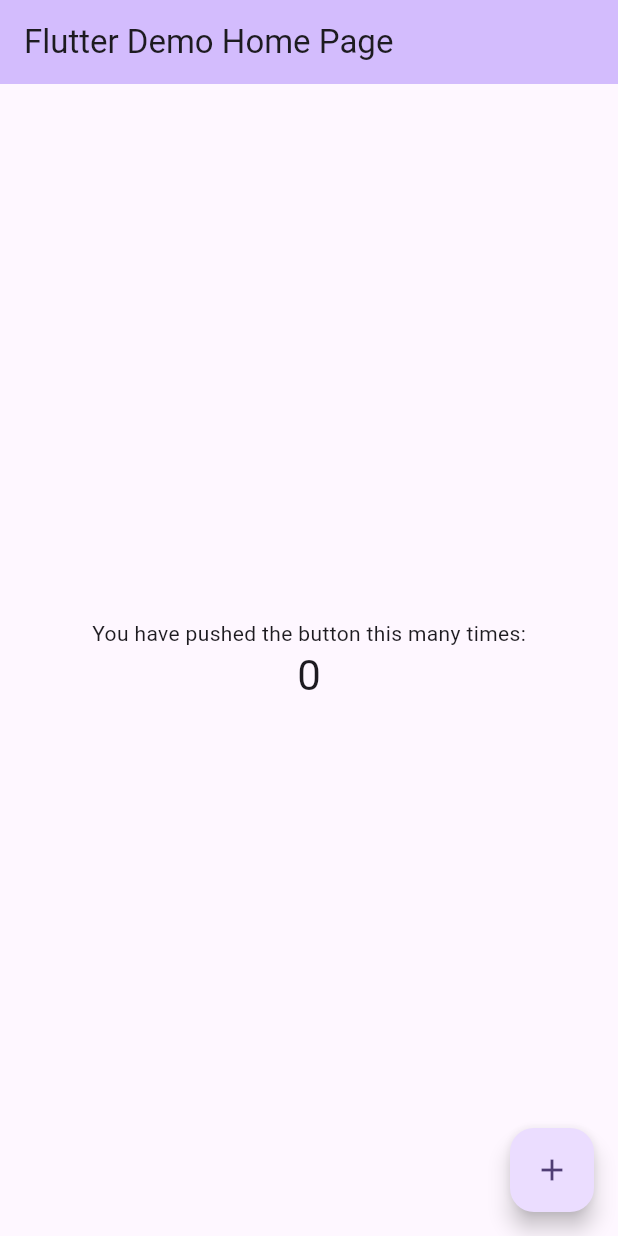
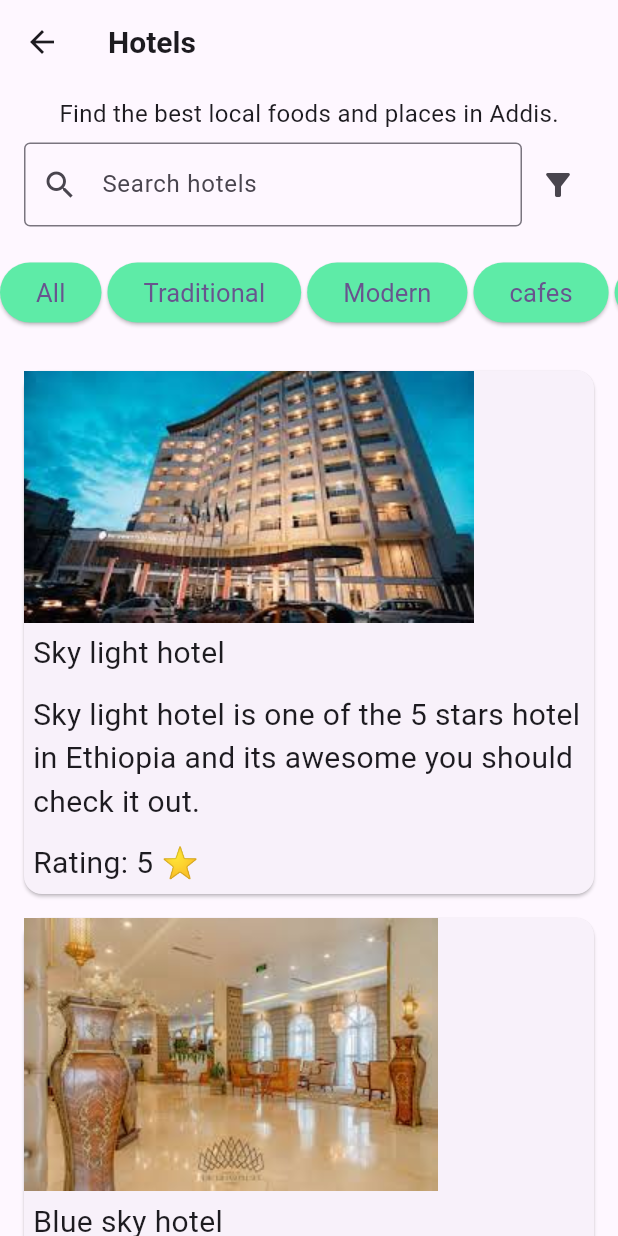
Before and after one commit to Visit-Addis/Visit_Addis_frontend_app, a Flutter app: the screen it shows after launch, on a phone screen of 412 x 824 dp. Run offline on Flutter 3.47's test engine with Material 3 defaults, Android fonts, the light colour scheme and no system bars.

Commit message:
hotels page done

```diff
--- /dev/null
+++ b/visit_addis_frontend_app/lib/features/hotels/presentation/pages/hotel_list.dart
@@ -0,0 +1,265 @@
+import 'package:flutter/material.dart';
+import 'package:visit_addis_frontend_app/features/hotels/presentation/pages/hotel_detail.dart';
+
+class HotelList extends StatefulWidget {
+  const HotelList({super.key});
+
+  @override
+  State<HotelList> createState() => _HotelListState();
+}
+
+class _HotelListState extends State<HotelList> {
+  final ScrollController controller = ScrollController();
+
+  List<dynamic> hotels = [
+    {
+      "image": 'images/hotel1.jpg',
+      "name": "Sky light hotel",
+      "description":
+          "Sky light hotel is one of the 5 stars hotel in Ethiopia and its awesome you should check it out.",
+      "rating": 5,
+    },
+    {
+      "image": 'images/hotel2.jpg',
+      "name": "Blue sky hotel",
+      "description":
+          "Blue sky hotel is one of the 5 stars hotel in Ethiopia and its awesome you should check it out.",
+      "rating": 4,
+    },
+
+    {
+      "image": 'images/hotel3.jpg',
+      "name": "Blue sky hotel",
+      "description":
+          "Blue sky hotel is one of the 5 stars hotel in Ethiopia and its awesome you should check it out.",
+      "rating": 5,
+    },
+
+    {
+      "image": 'images/hotel4.jpg',
+      "name": "Blue sky hotel",
+      "description":
+          "Blue sky hotel is one of the 5 stars hotel in Ethiopia and its awesome you should check it out.",
+      "rating": 4,
+    },
+
+    {
+      "image": 'images/hotel5.jpg',
+      "name": "Blue sky hotel",
+      "description":
+          "Blue sky hotel is one of the 5 stars hotel in Ethiopia and its awesome you should check it out.",
+      "rating": 3,
+    },
+  ];
+
+  @override
+  Widget build(BuildContext context) {
+    return Scaffold(
+      appBar: AppBar(
+        title: Text(
+          "Hotels",
+          style: TextStyle(fontSize: 20, fontWeight: FontWeight.bold),
+        ),
+      ),
+      body: SingleChildScrollView(
+        controller: controller,
+        child: Container(
+          child: Column(
+            children: [
+              Padding(
+                padding: const EdgeInsets.all(8.0),
+                child: Text(
+                  "Find the best local foods and places in Addis.",
+                  style: TextStyle(fontSize: 16),
+                ),
+              ),
+              Padding(
+                padding: const EdgeInsets.symmetric(horizontal: 16.0),
+                child: Row(
+                  children: [
+                    Expanded(
+                      child: TextFormField(
+                        decoration: InputDecoration(
+                          labelText: "Search hotels",
+                          border: OutlineInputBorder(),
+                          prefixIcon: Icon(Icons.search),
+                        ),
+                      ),
+                    ),
+                    Container(
+                      decoration: BoxDecoration(
+                        borderRadius: BorderRadius.circular(8),
+                      ),
+                      child: IconButton(
+                        icon: Icon(Icons.filter_alt),
+                        onPressed: () {
+                          print('Filter button pressed');
+                        },
+                      ),
+                    ),
+                  ],
+                ),
+              ),
+              const SizedBox(height: 20),
+              SingleChildScrollView(
+                scrollDirection: Axis.horizontal,
+                child: Row(
+                  mainAxisAlignment: MainAxisAlignment.spaceAround,
+                  spacing: 4,
+                  children: [
+                    ElevatedButton(
+                      style: ButtonStyle(
+                        backgroundColor: MaterialStateProperty.all(
+                          const Color.fromARGB(255, 94, 235, 167),
+                        ),
+                      ),
+                      onPressed: () {
+                        Navigator.push(
+                          context,
+                          MaterialPageRoute(
+                            builder: (context) => HotelDetail(),
+                          ),
+                        );
+                      },
+                      child: Text(
+                        'All',
+                        style: TextStyle(
+                          fontSize: 17,
+                          fontWeight: FontWeight.normal,
+                        ),
+                      ),
+                    ),
+
+                    ElevatedButton(
+                      style: ButtonStyle(
+                        backgroundColor: MaterialStateProperty.all(
+                          const Color.fromARGB(255, 94, 235, 167),
+                        ),
+                      ),
+                      onPressed: () {},
+                      child: Text(
+                        'Traditional',
+                        style: TextStyle(
+                          fontSize: 17,
+                          fontWeight: FontWeight.normal,
+                        ),
+                      ),
+                    ),
+
+                    ElevatedButton(
+                      style: ButtonStyle(
+                        backgroundColor: MaterialStateProperty.all(
+                          const Color.fromARGB(255, 94, 235, 167),
+                        ),
+                      ),
+                      onPressed: () {},
+                      child: Text(
+                        'Modern',
+                        style: TextStyle(
+                          fontSize: 17,
+                          fontWeight: FontWeight.normal,
+                        ),
+                      ),
+                    ),
+
+                    ElevatedButton(
+                      style: ButtonStyle(
+                        backgroundColor: MaterialStateProperty.all(
+                          const Color.fromARGB(255, 94, 235, 167),
+                        ),
+                      ),
+                      onPressed: () {},
+                      child: Text(
+                        'cafes',
+                        style: TextStyle(
+                          fontSize: 17,
+                          fontWeight: FontWeight.normal,
+                        ),
+                      ),
+                    ),
+
+                    ElevatedButton(
+                      style: ButtonStyle(
+                        backgroundColor: MaterialStateProperty.all(
+                          const Color.fromARGB(255, 94, 235, 167),
+                        ),
+                        padding: MaterialStateProperty.all(
+                          EdgeInsets.symmetric(horizontal: 8.0, vertical: 4.0),
+                        ), // Adjust padding
+                        minimumSize: MaterialStateProperty.all(
+                          Size(80, 30),
+                        ), // Set minimum width and height
+                      ),
+                      onPressed: () {},
+                      child: Text(
+                        'International',
+                        style: TextStyle(
+                          fontSize: 17,
+                          fontWeight: FontWeight.normal,
+                        ),
+                      ),
+                    ),
+                  ],
+                ),
+              ),
+              const SizedBox(height: 20),
+              ListView.builder(
+                shrinkWrap: true,
+                physics: NeverScrollableScrollPhysics(),
+                itemCount: hotels.length,
+                itemBuilder: (context, index) {
+                  final hotel = hotels[index];
+                  return Card(
+                    margin: EdgeInsets.symmetric(
+                      vertical: 8.0,
+                      horizontal: 16.0,
+                    ),
+                    child: Column(
+                      crossAxisAlignment: CrossAxisAlignment.start,
+                      children: [
+                        Image.asset(hotel['image']),
+                        Padding(
+                          padding: const EdgeInsets.all(6),
+                          child: Text(
+                            hotel['name'],
+                            style: TextStyle(
+                              fontSize: 20,
+                              fontWeight: FontWeight.normal,
+                            ),
+                          ),
+                        ),
+
+                        Padding(
+                          padding: const EdgeInsets.all(6),
+                          child: Text(
+                            hotel["description"],
+                            style: TextStyle(
+                              fontSize: 20,
+                              fontWeight: FontWeight.normal,
+                            ),
+                          ),
+                        ),
+
+                        Padding(
+                          padding: const EdgeInsets.all(6),
+                          child: Text(
+                            "Rating: ${hotel["rating"]} ⭐",
+                            style: TextStyle(
+                              fontSize: 20,
+                              fontWeight: FontWeight.normal,
+                            ),
+                          ),
+                        ),
+                      ],
+                    ),
+                  );
+                },
+              ),
+
+            ],
+          ),
+        ),
+      ),
+    );
+  }
+}
--- a/visit_addis_frontend_app/lib/main.dart
+++ b/visit_addis_frontend_app/lib/main.dart
@@ -1,4 +1,6 @@
 import 'package:flutter/material.dart';
+import 'package:visit_addis_frontend_app/features/hotels/presentation/pages/hotel_detail.dart';
+import 'package:visit_addis_frontend_app/features/hotels/presentation/pages/hotel_list.dart';
 
 void main() {
   runApp(const MyApp());
@@ -7,116 +9,27 @@ void main() {
 class MyApp extends StatelessWidget {
   const MyApp({super.key});
 
-  // This widget is the root of your application.
   @override
   Widget build(BuildContext context) {
     return MaterialApp(
-      title: 'Flutter Demo',
+      title: 'Visit Addis',
       theme: ThemeData(
-        // This is the theme of your application.
-        //
-        // TRY THIS: Try running your application with "flutter run". You'll see
-        // the application has a purple toolbar. Then, without quitting the app,
-        // try changing the seedColor in the colorScheme below to Colors.green
-        // and then invoke "hot reload" (save your changes or press the "hot
-        // reload" button in a Flutter-supported IDE, or press "r" if you used
-        // the command line to start the app).
-        //
-        // Notice that the counter didn't reset back to zero; the application
-        // state is not lost during the reload. To reset the state, use hot
-        // restart instead.
-        //
-        // This works for code too, not just values: Most code changes can be
-        // tested with just a hot reload.
         colorScheme: ColorScheme.fromSeed(seedColor: Colors.deepPurple),
+        useMaterial3: true,
       ),
-      home: const MyHomePage(title: 'Flutter Demo Home Page'),
+      initialRoute: '/hotels',
+      routes: {
+        '/hotels': (context) => const HotelList(),
+        '/hotels/detail': (context) => const HotelDetail(),
+      },
+      debugShowCheckedModeBanner: false,
+      onGenerateRoute: (settings) {
+        return MaterialPageRoute(
+          builder:
+              (context) =>
+                  const Scaffold(body: Center(child: Text('Page not found!'))),
+        );
+      },
     );
   }
 }
-
-class MyHomePage extends StatefulWidget {
-  const MyHomePage({super.key, required this.title});
-
-  // This widget is the home page of your application. It is stateful, meaning
-  // that it has a State object (defined below) that contains fields that affect
-  // how it looks.
-
-  // This class is the configuration for the state. It holds the values (in this
-  // case the title) provided by the parent (in this case the App widget) and
-  // used by the build method of the State. Fields in a Widget subclass are
-  // always marked "final".
-
-  final String title;
-
-  @override
-  State<MyHomePage> createState() => _MyHomePageState();
-}
-
-class _MyHomePageState extends State<MyHomePage> {
-  int _counter = 0;
-
-  void _incrementCounter() {
-    setState(() {
-      // This call to setState tells the Flutter framework that something has
-      // changed in this State, which causes it to rerun the build method below
-      // so that the display can reflect the updated values. If we changed
-      // _counter without calling setState(), then the build method would not be
-      // called again, and so nothing would appear to happen.
-      _counter++;
-    });
-  }
-
-  @override
-  Widget build(BuildContext context) {
-    // This method is rerun every time setState is called, for instance as done
-    // by the _incrementCounter method above.
-    //
-    // The Flutter framework has been optimized to make rerunning build methods
-    // fast, so that you can just rebuild anything that needs updating rather
-    // than having to individually change instances of widgets.
-    return Scaffold(
-      appBar: AppBar(
-        // TRY THIS: Try changing the color here to a specific color (to
-        // Colors.amber, perhaps?) and trigger a hot reload to see the AppBar
-        // change color while the other colors stay the same.
-        backgroundColor: Theme.of(context).colorScheme.inversePrimary,
-        // Here we take the value from the MyHomePage object that was created by
-        // the App.build method, and use it to set our appbar title.
-        title: Text(widget.title),
-      ),
-      body: Center(
-        // Center is a layout widget. It takes a single child and positions it
-        // in the middle of the parent.
-        child: Column(
-          // Column is also a layout widget. It takes a list of children and
-          // arranges them vertically. By default, it sizes itself to fit its
-          // children horizontally, and tries to be as tall as its parent.
-          //
-          // Column has various properties to control how it sizes itself and
-          // how it positions its children. Here we use mainAxisAlignment to
-          // center the children vertically; the main axis here is the vertical
-          // axis because Columns are vertical (the cross axis would be
-          // horizontal).
-          //
-          // TRY THIS: Invoke "debug painting" (choose the "Toggle Debug Paint"
-          // action in the IDE, or press "p" in the console), to see the
-          // wireframe for each widget.
-          mainAxisAlignment: MainAxisAlignment.center,
-          children: <Widget>[
-            const Text('You have pushed the button this many times:'),
-            Text(
-              '$_counter',
-              style: Theme.of(context).textTheme.headlineMedium,
-            ),
-          ],
-        ),
-      ),
-      floatingActionButton: FloatingActionButton(
-        onPressed: _incrementCounter,
-        tooltip: 'Increment',
-        child: const Icon(Icons.add),
-      ), // This trailing comma makes auto-formatting nicer for build methods.
-    );
-  }
-}
```
Also changed, not shown: visit_addis_frontend_app/lib/features/hotels/presentation/pages/hotel_detail.dart (added, +242 -0 lines), visit_addis_frontend_app/pubspec.yaml (+3 -4 lines), visit_addis_frontend_app/images/food1.jpg (added), visit_addis_frontend_app/images/food2.jpg (added), visit_addis_frontend_app/images/food3.jpg (added), visit_addis_frontend_app/images/food4.jpg (added), visit_addis_frontend_app/images/hotel1.jpg (added), visit_addis_frontend_app/images/hotel2.jpg (added), visit_addis_frontend_app/images/hotel3.jpg (added), visit_addis_frontend_app/images/hotel4.jpg (added), visit_addis_frontend_app/images/hotel5.jpg (added).
